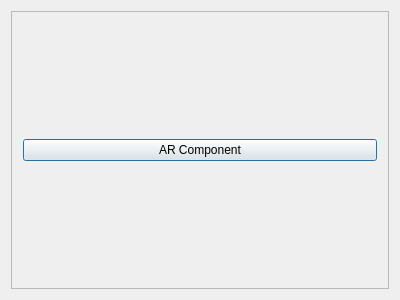
BenitezDev/GymkhanaCreator, file desktop app/project/resources/AddStageComponentDialog.ui: the form before one commit.
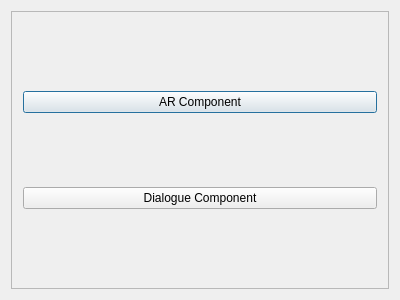
The form after the commit.

Commit message: backup-monologue widget

What changed in the file:
```diff
--- a/desktop app/project/resources/AddStageComponentDialog.ui
+++ b/desktop app/project/resources/AddStageComponentDialog.ui
@@ -36,6 +36,13 @@
          </property>
         </widget>
        </item>
+       <item row="1" column="0">
+        <widget class="QPushButton" name="MonologueComponent">
+         <property name="text">
+          <string>Dialogue Component</string>
+         </property>
+        </widget>
+       </item>
       </layout>
      </widget>
     </widget>
```
The commit also changes 14 other files.
